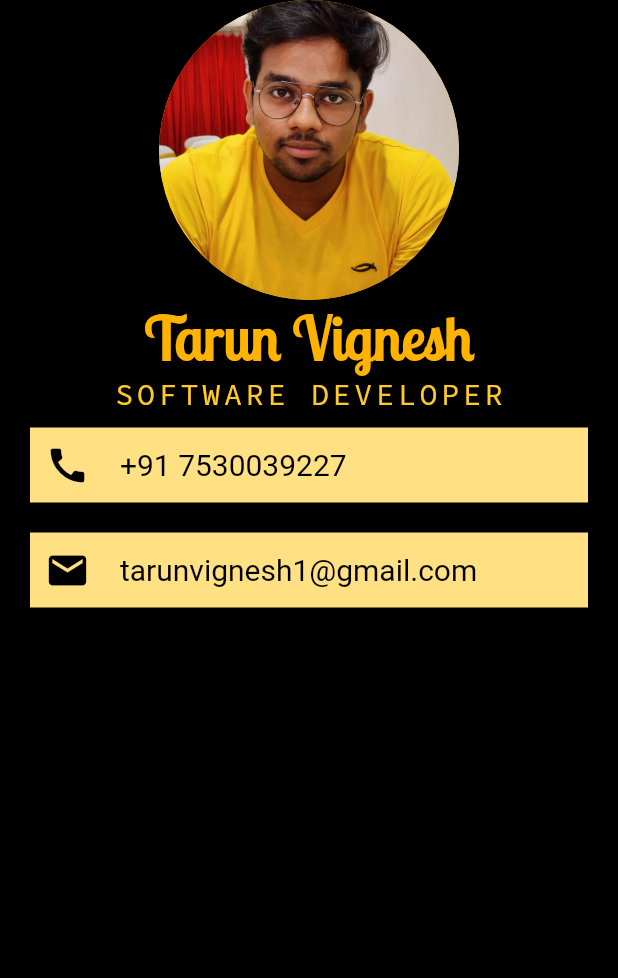
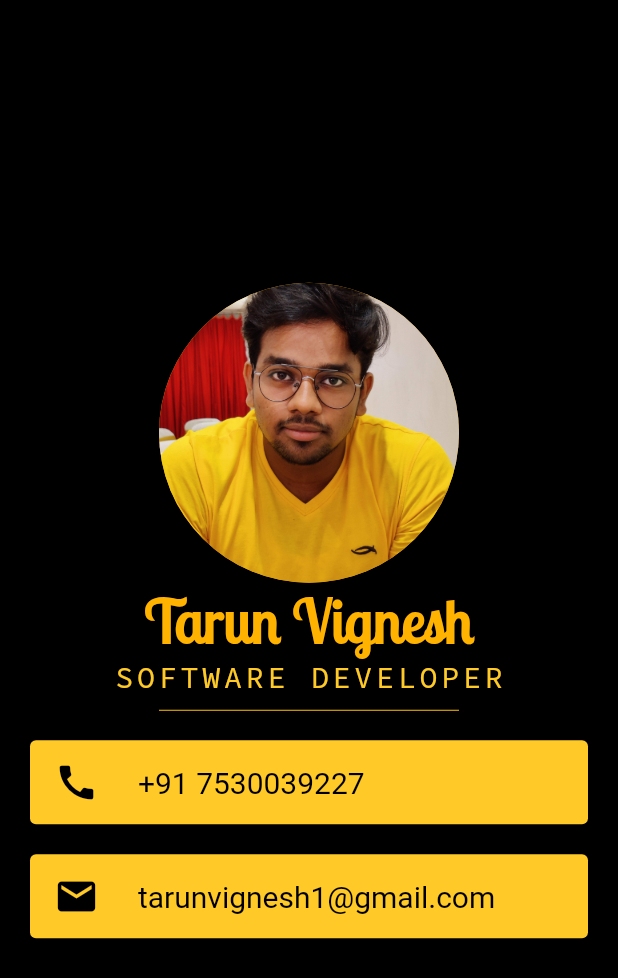
Before and after one commit to tarunvignesh1/mi-card, a Flutter app: the screen it shows after launch, on a phone screen of 412 x 824 dp. Shown: the top 978 px of the screen. Run offline on Flutter 3.47's test engine with Material 2 defaults, Android fonts, the phone set to English and light mode, and no system bars.

Commit message:
completing me-card

```diff
--- a/micard/lib/main.dart
+++ b/micard/lib/main.dart
@@ -10,10 +10,12 @@ class MyApp extends StatelessWidget {
   @override
   Widget build(BuildContext context) {
     return MaterialApp(
+      debugShowCheckedModeBanner: false,
       home: Scaffold(
         backgroundColor: Colors.black,
         body: SafeArea(
             child: Column(
+          mainAxisAlignment: MainAxisAlignment.center,
           children: [
             CircleAvatar(
               radius: 100.0,
@@ -42,50 +44,46 @@ class MyApp extends StatelessWidget {
                 ),
               ),
             ),
+
+            SizedBox(
+              height: 20.0,
+              width: 200.0,
+              child: Divider(
+                color: Colors.amber,
+              ),
+            ),
             //Container for phone contact details
-            Container(
-              color: Colors.amber[200],
+            Card(
+              color: Colors.amber[400],
               margin: EdgeInsets.symmetric(vertical: 10.0, horizontal: 20.0),
-              padding: EdgeInsets.all(10.0),
-              child: Row(
-                children: [
-                  Icon(
+              child: ListTile(
+                leading: Icon(
                   Icons.call,
                   color: Colors.black,
                   size: 30.0,
                 ),
-                  SizedBox(
-                    width: 20.0,
-                  ),
-                  Text(
+                title: Text(
                   '+91 7530039227',
                   style: TextStyle(color: Colors.black, fontSize: 20.0),
                 ),
-                ],
               ),
             ),
             //Container for email contact details
-            Container(
-              color: Colors.amber[200],
+            Card(
+              color: Colors.amber[400],
               margin: EdgeInsets.symmetric(vertical: 10.0, horizontal: 20.0),
-              padding: EdgeInsets.all(10.0),
-              child: Row(
-                children: [
-                  Icon(
+              child: ListTile(
+                leading: Icon(
                   Icons.email,
                   color: Colors.black,
                   size: 30.0,
                 ),
-                  SizedBox(
-                    width: 20.0,
-                  ),
-                  Text(
+                title: Text(
                   'tarunvignesh1@gmail.com',
                   style: TextStyle(color: Colors.black, fontSize: 20.0),
                 ),
-                ],
               ),
-            )
+            ),
           ],
         )),
       ),
```
Lines whose indentation alone changed are shown as unchanged.
